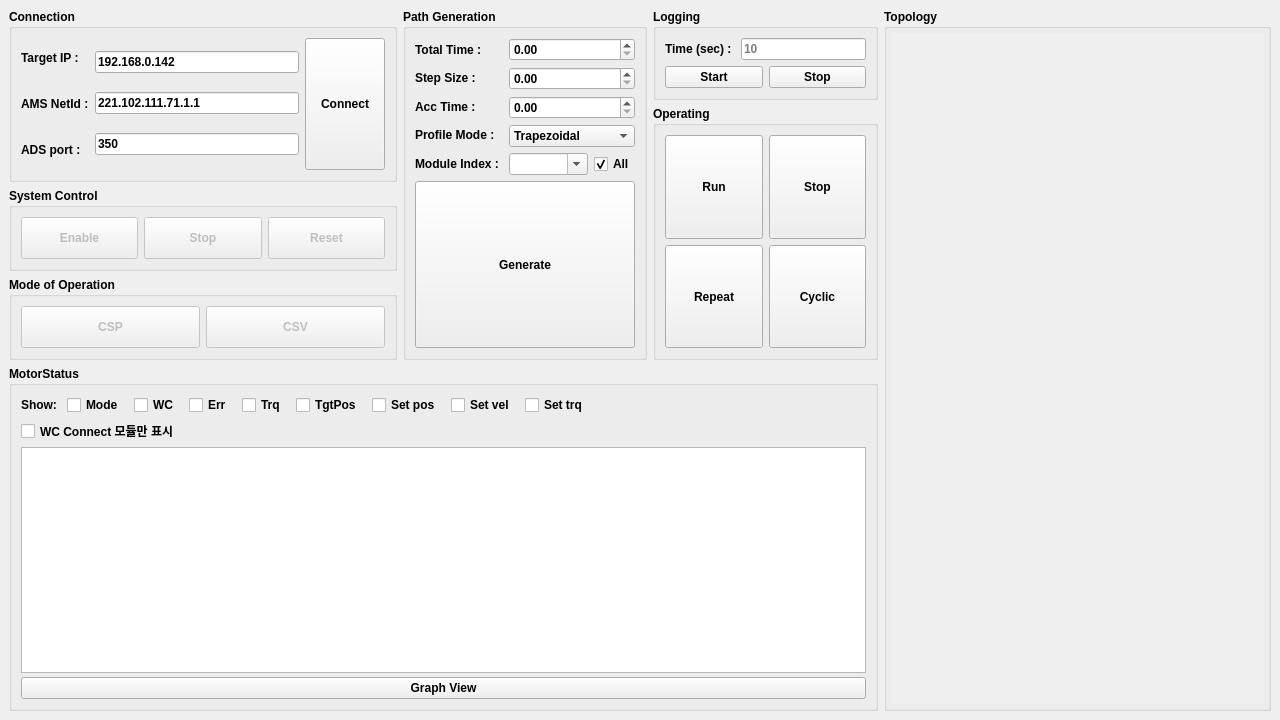
This is src/mainwindow.ui in hajunsong/twincat_ads_gui as Qt 5 draws it before an edit. The edited form follows.
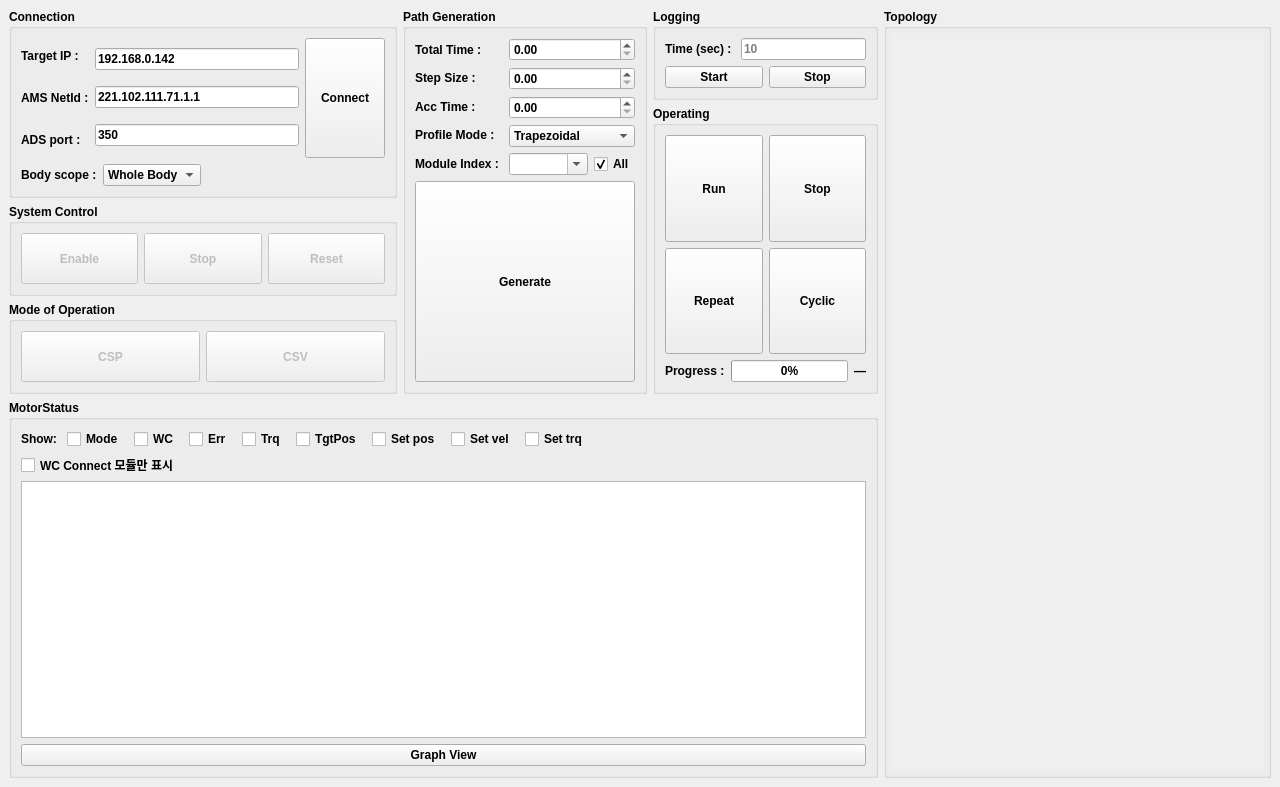
This is the edited form.

Commit message: off body test

What changed in the file:
```diff
--- a/src/mainwindow.ui
+++ b/src/mainwindow.ui
@@ -7,7 +7,7 @@
     <x>0</x>
     <y>0</y>
    <width>1280</width>
-   <height>720</height>
+    <height>787</height>
    </rect>
   </property>
   <property name="minimumSize">
@@ -117,6 +117,49 @@
          </property>
         </widget>
        </item>
+       <item row="1" column="0" colspan="2">
+        <layout class="QHBoxLayout" name="horizontalLayoutBodyScope">
+         <item>
+          <widget class="QLabel" name="labelBodyScope">
+           <property name="text">
+            <string>Body scope :</string>
+           </property>
+          </widget>
+         </item>
+         <item>
+          <widget class="QComboBox" name="comboBodyScope">
+           <item>
+            <property name="text">
+             <string>Whole Body</string>
+            </property>
+           </item>
+           <item>
+            <property name="text">
+             <string>Upper Body</string>
+            </property>
+           </item>
+           <item>
+            <property name="text">
+             <string>Lower Body</string>
+            </property>
+           </item>
+          </widget>
+         </item>
+         <item>
+          <spacer name="horizontalSpacerBodyScope">
+           <property name="orientation">
+            <enum>Qt::Horizontal</enum>
+           </property>
+           <property name="sizeHint" stdset="0">
+            <size>
+             <width>40</width>
+             <height>20</height>
+            </size>
+           </property>
+          </spacer>
+         </item>
+        </layout>
+       </item>
       </layout>
      </widget>
     </item>
@@ -363,6 +406,34 @@
            </property>
           </widget>
          </item>
+         <item row="2" column="0" colspan="2">
+          <layout class="QHBoxLayout" name="horizontalLayout_pathProgress">
+           <item>
+            <widget class="QLabel" name="labelPathProgress">
+             <property name="text">
+              <string>Progress :</string>
+             </property>
+            </widget>
+           </item>
+           <item>
+            <widget class="QProgressBar" name="progressBarPath">
+             <property name="value">
+              <number>0</number>
+             </property>
+             <property name="textVisible">
+              <bool>true</bool>
+             </property>
+            </widget>
+           </item>
+           <item>
+            <widget class="QLabel" name="labelPathProgressDetail">
+             <property name="text">
+              <string>—</string>
+             </property>
+            </widget>
+           </item>
+          </layout>
+         </item>
         </layout>
        </widget>
       </item>
@@ -519,8 +590,8 @@
            <rect>
             <x>0</x>
             <y>0</y>
-            <width>400</width>
-            <height>600</height>
+            <width>346</width>
+            <height>735</height>
            </rect>
           </property>
          </widget>
@@ -644,6 +715,23 @@
         </widget>
        </item>
        <item>
+        <layout class="QVBoxLayout" name="verticalLayout_motorStTableSection">
+         <property name="spacing">
+          <number>6</number>
+         </property>
+         <property name="leftMargin">
+          <number>0</number>
+         </property>
+         <property name="topMargin">
+          <number>0</number>
+         </property>
+         <property name="rightMargin">
+          <number>0</number>
+         </property>
+         <property name="bottomMargin">
+          <number>0</number>
+         </property>
+         <item>
         <widget class="QTableView" name="tableViewMotorSt">
          <property name="sizePolicy">
           <sizepolicy hsizetype="Expanding" vsizetype="Expanding">
@@ -675,11 +763,23 @@
         </widget>
        </item>
        <item>
+          <layout class="QHBoxLayout" name="horizontalLayout_graphView">
+           <item>
         <widget class="QPushButton" name="btnGraphView">
+             <property name="sizePolicy">
+              <sizepolicy hsizetype="Minimum" vsizetype="Fixed">
+               <horstretch>0</horstretch>
+               <verstretch>0</verstretch>
+              </sizepolicy>
+             </property>
          <property name="text">
           <string>Graph View</string>
          </property>
         </widget>
+           </item>
+          </layout>
+         </item>
+        </layout>
        </item>
       </layout>
      </widget>
```
Lines whose indentation alone changed are shown as unchanged. The commit also changes 9 other files.
